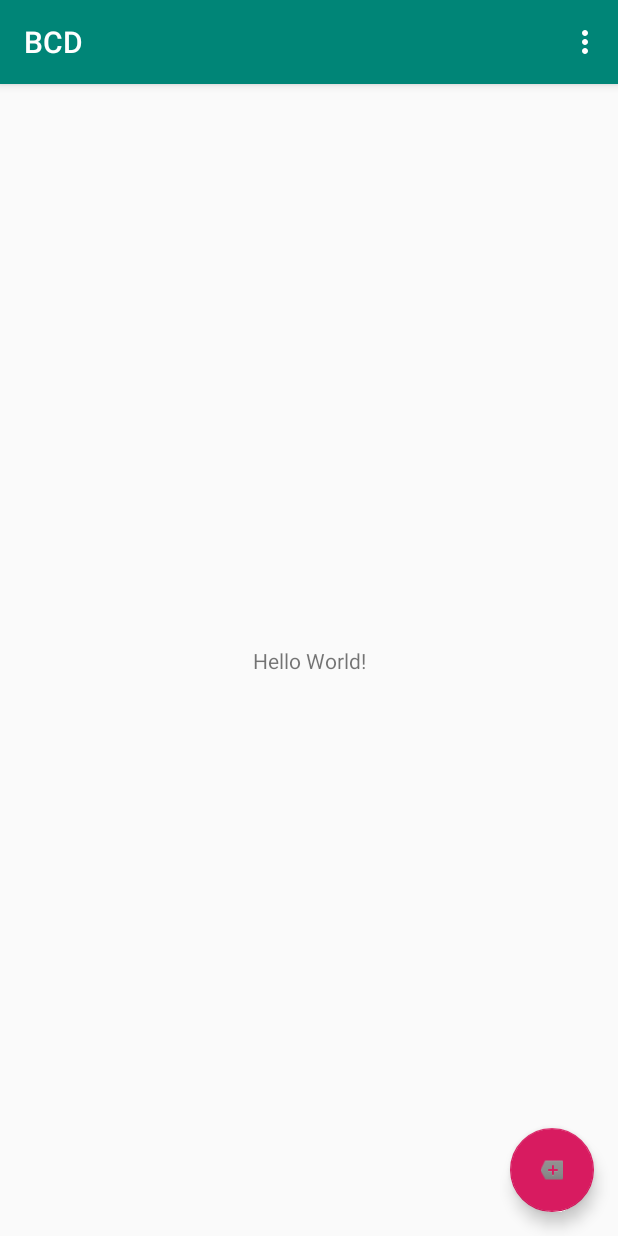
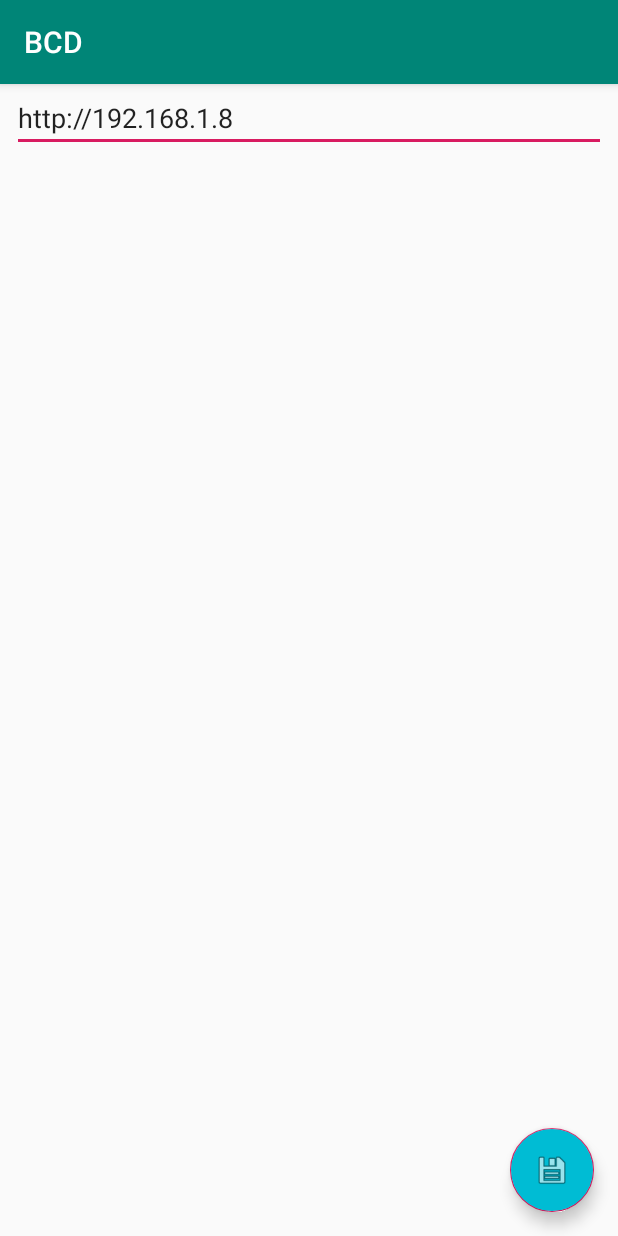
Before and after one commit to AsianJesus/azercosmos-business-card-database, an Android app: the screen it shows after launch (MainActivity before the commit, ConfigActivity after it), in the options menu, after a tap on "Settings", on a phone screen of 412 x 824 dp. Run offline under Robolectric (Android 15) with nearby library versions, the phone set to English and light mode, and no system bars; our stand-ins replace Volley; 3 statements that could not run were skipped.

```diff
--- a/android/app/src/main/AndroidManifest.xml
+++ b/android/app/src/main/AndroidManifest.xml
@@ -28,6 +28,7 @@
             </intent-filter>
         </activity>
         <activity android:name=".NewCardActivity" />
+        <activity android:name=".ConfigActivity" />
     </application>
 
 </manifest>
--- /dev/null
+++ b/android/app/src/main/java/com/ohmycthulhu/businesscarddatabase/ConfigActivity.kt
@@ -0,0 +1,28 @@
+package com.ohmycthulhu.businesscarddatabase
+
+import android.app.Activity
+import android.content.Context
+import android.content.SharedPreferences
+import android.os.Bundle
+import android.support.v7.app.AppCompatActivity
+import kotlinx.android.synthetic.main.activity_settings.*
+
+class ConfigActivity : AppCompatActivity() {
+    lateinit var sharedPreferences: SharedPreferences
+
+    override fun onCreate(savedInstanceState: Bundle?) {
+        super.onCreate(savedInstanceState)
+        setContentView(R.layout.activity_settings)
+        sharedPreferences = getSharedPreferences("com.ohmycthulhu.businesscarddatabase", Context.MODE_PRIVATE)
+
+        configIPAddress.setText(sharedPreferences.getString("api_address", "http://192.168.1.8"))
+
+        setResult(Activity.RESULT_CANCELED)
+
+        saveChangesButton.setOnClickListener {
+            setResult(Activity.RESULT_OK)
+            sharedPreferences.edit().putString("api_address", configIPAddress.text.toString()).apply()
+            finish()
+        }
+    }
+}
--- a/android/app/src/main/java/com/ohmycthulhu/businesscarddatabase/MainActivity.kt
+++ b/android/app/src/main/java/com/ohmycthulhu/businesscarddatabase/MainActivity.kt
@@ -1,24 +1,42 @@
 package com.ohmycthulhu.businesscarddatabase
 
 import android.Manifest
+import android.app.Activity
+import android.content.Context
 import android.content.Intent
+import android.content.SharedPreferences
 import android.os.Bundle
 import android.support.design.widget.Snackbar
 import android.support.v4.app.ActivityCompat
 import android.support.v7.app.AppCompatActivity;
 import android.view.Menu
 import android.view.MenuItem
+import android.widget.Toast
+import com.android.volley.Request
+import com.android.volley.RequestQueue
+import com.android.volley.Response
+import com.android.volley.request.JsonArrayRequest
+import com.android.volley.toolbox.Volley
 
 import kotlinx.android.synthetic.main.activity_main.*
+import org.json.JSONObject
 
 class MainActivity : AppCompatActivity() {
 
-    val REQUEST_PERMISSIONS = 1;
+    val REQUEST_PERMISSIONS = 1
+    val REQUEST_CONFIG = 2
+    lateinit var requestQueue: RequestQueue
+    var cards: Array<BusinessCard> = arrayOf()
+    lateinit var sharedPreferences: SharedPreferences
 
     override fun onCreate(savedInstanceState: Bundle?) {
         super.onCreate(savedInstanceState)
         setContentView(R.layout.activity_main)
         setSupportActionBar(toolbar)
+
+        sharedPreferences = getSharedPreferences("com.ohmycthulhu.businesscarddatabase", Context.MODE_PRIVATE)
+
+        requestQueue = Volley.newRequestQueue(this)
 
         fab.setOnClickListener { view ->
             Intent(this, NewCardActivity::class.java).also({
@@ -26,12 +44,54 @@ class MainActivity : AppCompatActivity() {
             })
         }
 
+        loadCards()
+
         requestPermissions()
     }
 
     private fun requestPermissions() {
         ActivityCompat.requestPermissions(this,
             arrayOf(Manifest.permission.CAMERA, Manifest.permission.INTERNET, Manifest.permission.WRITE_EXTERNAL_STORAGE), REQUEST_PERMISSIONS)
+    }
+
+    private fun loadCards () {
+        requestQueue.cancelAll("load_cards")
+        val request = JsonArrayRequest(Request.Method.GET,
+            "${sharedPreferences.getString("api_address", "http://192.168.1.8")}/business-cards",
+            null,
+            Response.Listener {
+                cards = Array(it.length(), fun (index): BusinessCard {
+                    val obj = it[index] as JSONObject
+                    val note = if(obj.has("note")) obj.getString("note") else ""
+                    val imagePath = if(obj.has("image_path")) obj.getString("image_path") else null
+
+                    return BusinessCard(obj.getString("name"), obj.getString("company_name"),
+                        obj.getString("email"), obj.getString("address"), obj.getString("mobile"),
+                        obj.getString("website"), obj.getString("position"),
+                        obj.getInt("private") == 1, note, imagePath)
+                })
+            },
+            Response.ErrorListener {
+                Toast.makeText(this, "Error occurred on loading cards: ${it.message}", Toast.LENGTH_LONG).show()
+            })
+        request.tag = "load_cards"
+        requestQueue.add(request)
+    }
+
+    private fun openSettings () {
+        Toast.makeText(this, "Opening settings", Toast.LENGTH_SHORT).show()
+        Intent(this, ConfigActivity::class.java).also {
+            startActivityForResult(it, REQUEST_CONFIG)
+        }
+    }
+
+    override fun onActivityResult(requestCode: Int, resultCode: Int, data: Intent?) {
+        super.onActivityResult(requestCode, resultCode, data)
+        if (requestCode == REQUEST_CONFIG) {
+            if (resultCode == Activity.RESULT_OK) {
+                loadCards()
+            }
+        }
     }
 
     override fun onCreateOptionsMenu(menu: Menu): Boolean {
@@ -45,7 +105,10 @@ class MainActivity : AppCompatActivity() {
         // automatically handle clicks on the Home/Up button, so long
         // as you specify a parent activity in AndroidManifest.xml.
         return when(item.itemId) {
-            R.id.action_settings -> true
+            R.id.action_settings -> {
+                openSettings()
+                return true
+            }
             else -> super.onOptionsItemSelected(item)
         }
     }
--- /dev/null
+++ b/android/app/src/main/res/layout/activity_settings.xml
@@ -0,0 +1,23 @@
+<?xml version="1.0" encoding="utf-8"?>
+<android.support.constraint.ConstraintLayout xmlns:android="http://schemas.android.com/apk/res/android"
+                                             xmlns:app="http://schemas.android.com/apk/res-auto" xmlns:tools="http://schemas.android.com/tools" android:layout_width="match_parent"
+                                             android:layout_height="match_parent">
+
+    <android.support.design.widget.FloatingActionButton
+            android:id="@+id/saveChangesButton"
+            android:layout_width="wrap_content"
+            android:layout_height="wrap_content"
+            android:layout_gravity="bottom|end"
+            android:layout_margin="@dimen/fab_margin"
+            app:srcCompat="@android:drawable/ic_menu_save" app:layout_constraintEnd_toEndOf="parent"
+            app:layout_constraintBottom_toBottomOf="parent" android:backgroundTint="#00BCD4"/>
+    <EditText
+            android:layout_width="0dp"
+            android:layout_height="wrap_content"
+            android:inputType="textUri|textPersonName"
+            android:ems="10"
+            android:id="@+id/configIPAddress" android:layout_marginEnd="8dp"
+            app:layout_constraintEnd_toEndOf="parent" android:layout_marginStart="8dp"
+            app:layout_constraintStart_toStartOf="parent" app:layout_constraintTop_toTopOf="parent"
+            android:hint="IP address"/>
+</android.support.constraint.ConstraintLayout>
```
Also changed, not shown: android/app/src/main/java/com/ohmycthulhu/businesscarddatabase/BusinessCard.kt (added, +28 -0 lines), android/app/src/main/java/com/ohmycthulhu/businesscarddatabase/NewCardActivity.kt (+23 -3 lines).
